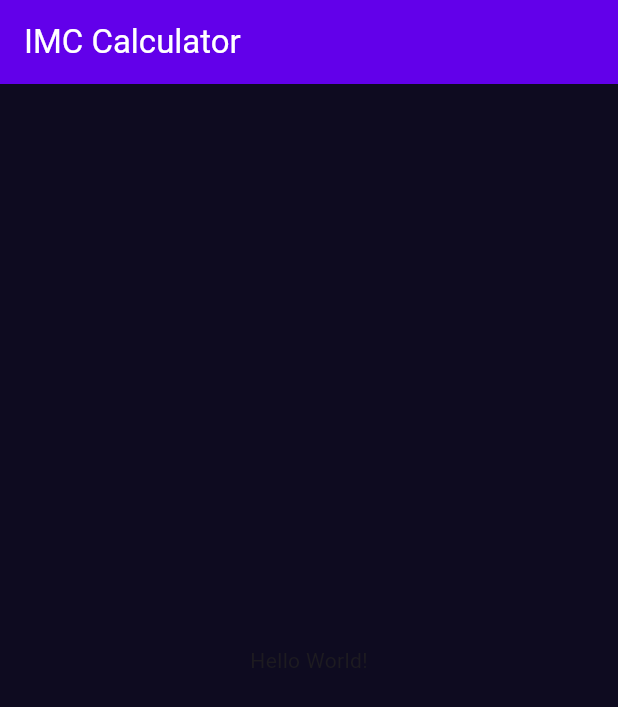
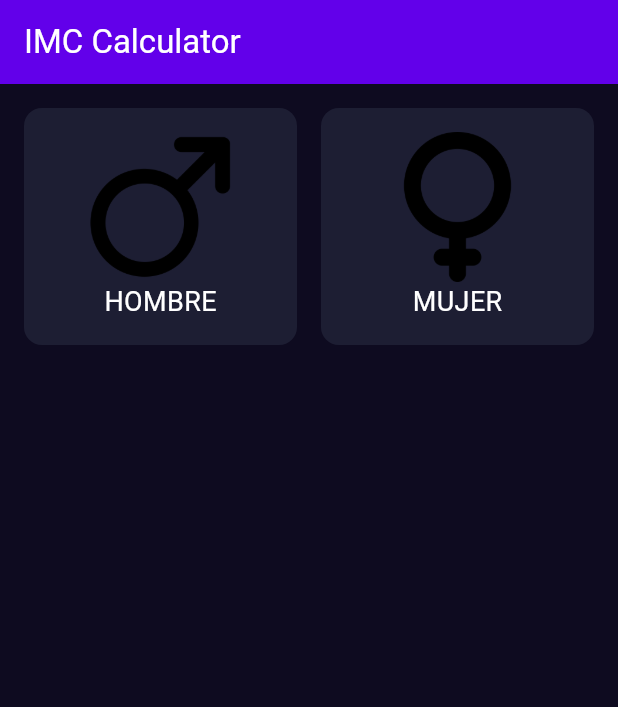
Before and after one commit to franciscogzz/aristidevs-flutter-imc, a Flutter app: the screen it shows after launch, on a phone screen of 412 x 824 dp. Shown: the top 707 px of the screen. Run offline on Flutter 3.47's test engine with Material 3 defaults, Android fonts, the phone set to English and light mode, and no system bars.

Commit message:
Add gender selector component and related assets

```diff
--- /dev/null
+++ b/lib/components/gender_selector.dart
@@ -0,0 +1,90 @@
+import 'package:flutter/material.dart';
+import 'package:imc_calculator/core/app_colors.dart';
+import 'package:imc_calculator/core/text_styles.dart';
+
+class GenderSelector extends StatefulWidget {
+  const GenderSelector({super.key});
+
+  @override
+  State<GenderSelector> createState() => _GenderSelectorState();
+}
+
+class _GenderSelectorState extends State<GenderSelector> {
+  String? selectedGender;
+
+  @override
+  Widget build(BuildContext context) {
+    return Row(
+      children: [
+        Expanded(
+          child: GestureDetector(
+            onTap: () {
+              setState(() {
+                selectedGender = "Hombre";
+              });
+            },
+            child: Padding(
+              padding: const EdgeInsets.only(
+                left: 16,
+                top: 16,
+                right: 8,
+                bottom: 16,
+              ),
+              child: Container(
+                decoration: BoxDecoration(
+                  color: selectedGender == "Hombre"
+                      ? AppColors.backgroundComponentSelected
+                      : AppColors.backgroundComponent,
+                  borderRadius: BorderRadius.circular(12),
+                ),
+                child: Padding(
+                  padding: const EdgeInsets.all(16),
+                  child: Column(
+                    children: [
+                      Image.asset("assets/images/male.png", height: 100),
+                      Text("Hombre".toUpperCase(), style: TextStyles.bodyText),
+                    ],
+                  ),
+                ),
+              ),
+            ),
+          ),
+        ),
+        Expanded(
+          child: GestureDetector(
+            onTap: () {
+              setState(() {
+                selectedGender = "Mujer";
+              });
+            },
+            child: Padding(
+              padding: const EdgeInsets.only(
+                left: 8,
+                top: 16,
+                right: 16,
+                bottom: 16,
+              ),
+              child: Container(
+                decoration: BoxDecoration(
+                  color: selectedGender == "Mujer"
+                      ? AppColors.backgroundComponentSelected
+                      : AppColors.backgroundComponent,
+                  borderRadius: BorderRadius.circular(12),
+                ),
+                child: Padding(
+                  padding: const EdgeInsets.all(16),
+                  child: Column(
+                    children: [
+                      Image.asset("assets/images/female.png", height: 100),
+                      Text("Mujer".toUpperCase(), style: TextStyles.bodyText),
+                    ],
+                  ),
+                ),
+              ),
+            ),
+          ),
+        ),
+      ],
+    );
+  }
+}
--- /dev/null
+++ b/lib/core/text_styles.dart
@@ -0,0 +1,8 @@
+import 'package:flutter/material.dart';
+
+class TextStyles {
+  static const TextStyle bodyText = TextStyle(
+    color: Colors.white,
+    fontSize: 18,
+  );
+}
--- a/lib/main.dart
+++ b/lib/main.dart
@@ -1,5 +1,6 @@
 import 'package:flutter/material.dart';
 import 'package:imc_calculator/core/app_colors.dart';
+import 'package:imc_calculator/screens/imc_home_screen.dart';
 
 void main() {
   runApp(const MainApp());
@@ -18,7 +19,7 @@ class MainApp extends StatelessWidget {
           foregroundColor: Colors.white,
         ),
         backgroundColor: AppColors.background,
-        body: const Center(child: Text('Hello World!')),
+        body: ImcHomeScreen(),
       ),
     );
   }
--- /dev/null
+++ b/lib/screens/imc_home_screen.dart
@@ -0,0 +1,16 @@
+import 'package:flutter/material.dart';
+import 'package:imc_calculator/components/gender_selector.dart';
+
+class ImcHomeScreen extends StatefulWidget {
+  const ImcHomeScreen({super.key});
+
+  @override
+  State<ImcHomeScreen> createState() => _ImcHomeScreenState();
+}
+
+class _ImcHomeScreenState extends State<ImcHomeScreen> {
+  @override
+  Widget build(BuildContext context) {
+    return Column(children: [GenderSelector()]);
+  }
+}
--- a/pubspec.yaml
+++ b/pubspec.yaml
@@ -17,3 +17,5 @@ dev_dependencies:
 
 flutter:
   uses-material-design: true
+  assets:
+    - assets/images/
```
Also changed, not shown: assets/images/female.png (added), assets/images/male.png (added).
